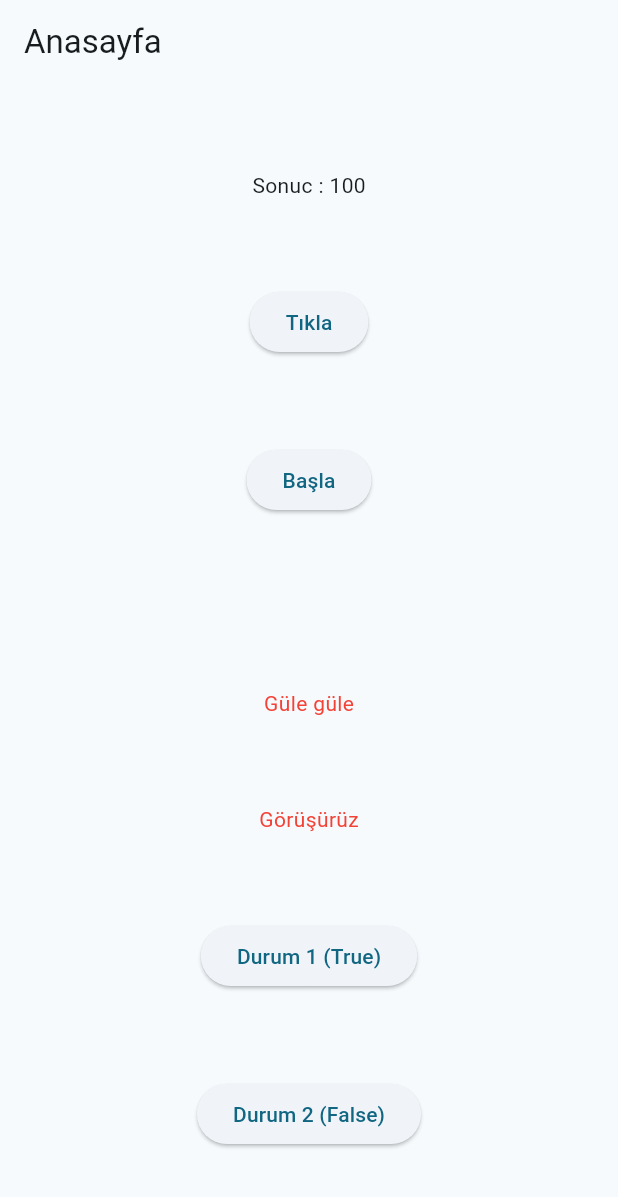
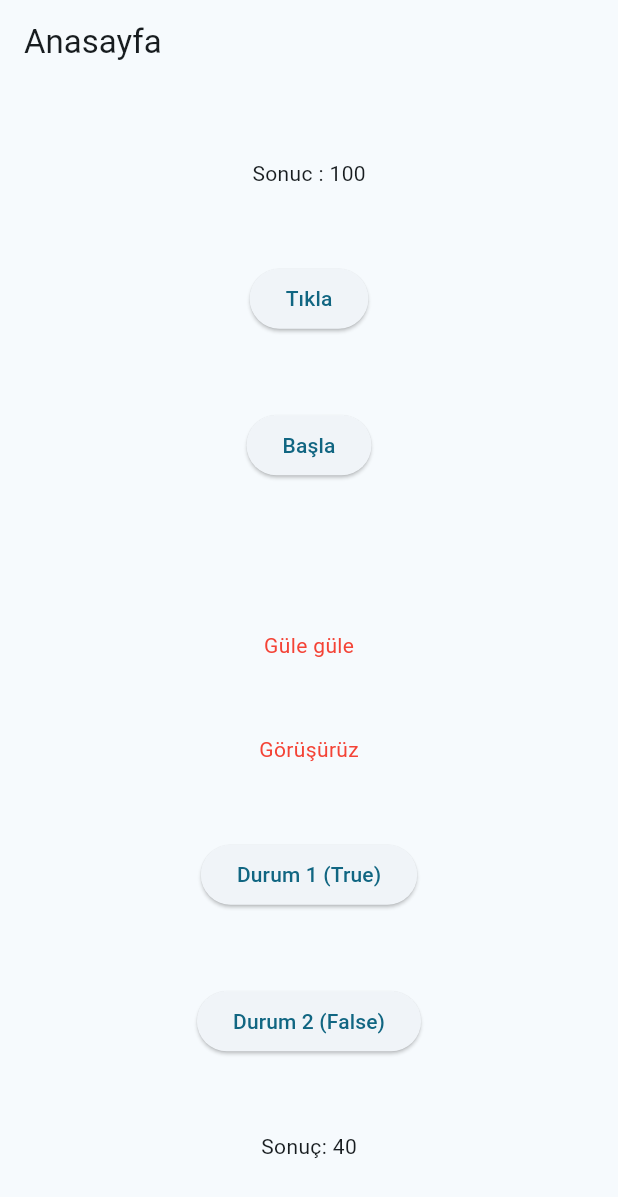
Before and after one commit to cebrailkeskindag/working_structure, a Flutter app: the screen it shows after launch, after a tap on "Tıkla", on a phone screen of 412 x 824 dp. Shown: the top 1197 px of the screen. Run offline on Flutter 3.47's test engine with Material 2 defaults, Android fonts, the phone set to English and light mode, and no system bars.

```diff
--- a/lib/anasayfa.dart
+++ b/lib/anasayfa.dart
@@ -21,11 +21,16 @@ class _AnasayfaState extends State<Anasayfa> {
     print("initState() çalıştı.");
   }
 
+  Future<int> toplama(int sayi1, int sayi2) async {
+    int toplam = sayi1 + sayi2;
+    return toplam;
+  }
+
   @override
   Widget build(BuildContext context) {
     return Scaffold(
       appBar: AppBar(
-        title: Text("Anasayfa"),
+        title: const Text("Anasayfa"),
       ),
       body: Center(
         child: Column(
@@ -38,7 +43,7 @@ class _AnasayfaState extends State<Anasayfa> {
                   sayac = sayac + 100;
                 });
               },
-              child: Text("Tıkla"),
+              child: const Text("Tıkla"),
             ),
             ElevatedButton(
               onPressed: () {
@@ -51,7 +56,7 @@ class _AnasayfaState extends State<Anasayfa> {
                   print("Anasayfaya dönüldü.");
                 });
               },
-              child: Text("Başla"),
+              child: const Text("Başla"),
             ),
             Visibility(
                 visible: kontrol,
@@ -63,9 +68,15 @@ class _AnasayfaState extends State<Anasayfa> {
             ),
             (() {
               if (kontrol) {
-                return const Text("Selam", style: TextStyle(color: Colors.green),);
+                return const Text(
+                  "Selam",
+                  style: TextStyle(color: Colors.green),
+                );
               } else {
-                return const Text("Görüşürüz", style: TextStyle(color: Colors.red),);
+                return const Text(
+                  "Görüşürüz",
+                  style: TextStyle(color: Colors.red),
+                );
               }
             }()),
             ElevatedButton(
@@ -74,7 +85,7 @@ class _AnasayfaState extends State<Anasayfa> {
                   kontrol = true;
                 });
               },
-              child: Text("Durum 1 (True)"),
+              child: const Text("Durum 1 (True)"),
             ),
             ElevatedButton(
               onPressed: () {
@@ -82,8 +93,21 @@ class _AnasayfaState extends State<Anasayfa> {
                   kontrol = false;
                 });
               },
-              child: Text("Durum 2 (False)"),
+              child: const Text("Durum 2 (False)"),
             ),
+            FutureBuilder<int>(
+              future: toplama(10, 30),
+              builder: (context, snapshot) {
+                if (snapshot.hasError) {
+                  return const Text("Hata oluştu.");
+                }
+                if (snapshot.hasData) {
+                  return Text("Sonuç: ${snapshot.data}");
+                } else {
+                  return const Text("Sonuç yok");
+                }
+              },
+            )
           ],
         ),
       ),
```
